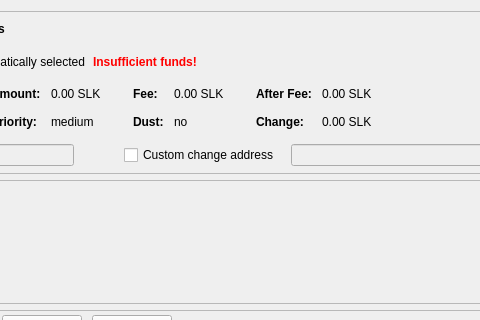
duality-solutions/Sequence, file src/qt/forms/sendcoinsdialog.ui: the form before one commit; both pictures show x 143 to 623 and y 0 to 320 of the 850 by 526 pixel window.
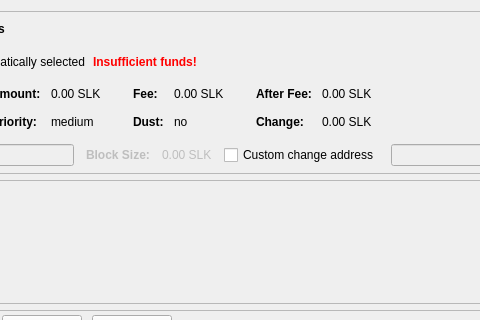
The form after the commit. Icons and pictures are not drawn. Custom widgets are drawn as their Qt base class.

Commit message: Adds stake calculation UI dialog

```diff
--- a/src/qt/forms/sendcoinsdialog.ui
+++ b/src/qt/forms/sendcoinsdialog.ui
@@ -572,6 +572,15 @@
             <property name="enabled">
              <bool>false</bool>
             </property>
+            <property name="font">
+             <font>
+              <weight>75</weight>
+              <bold>true</bold>
+             </font>
+            </property>
+            <property name="text">
+             <string>Block Size:</string>
+            </property>
            </widget>
           </item>
           <item>
@@ -579,6 +588,9 @@
             <property name="enabled">
              <bool>false</bool>
             </property>
+            <property name="text">
+             <string>0.00 SLK</string>
+            </property>
            </widget>
           </item>
           <item>
```
The commit also changes 7 other files.
